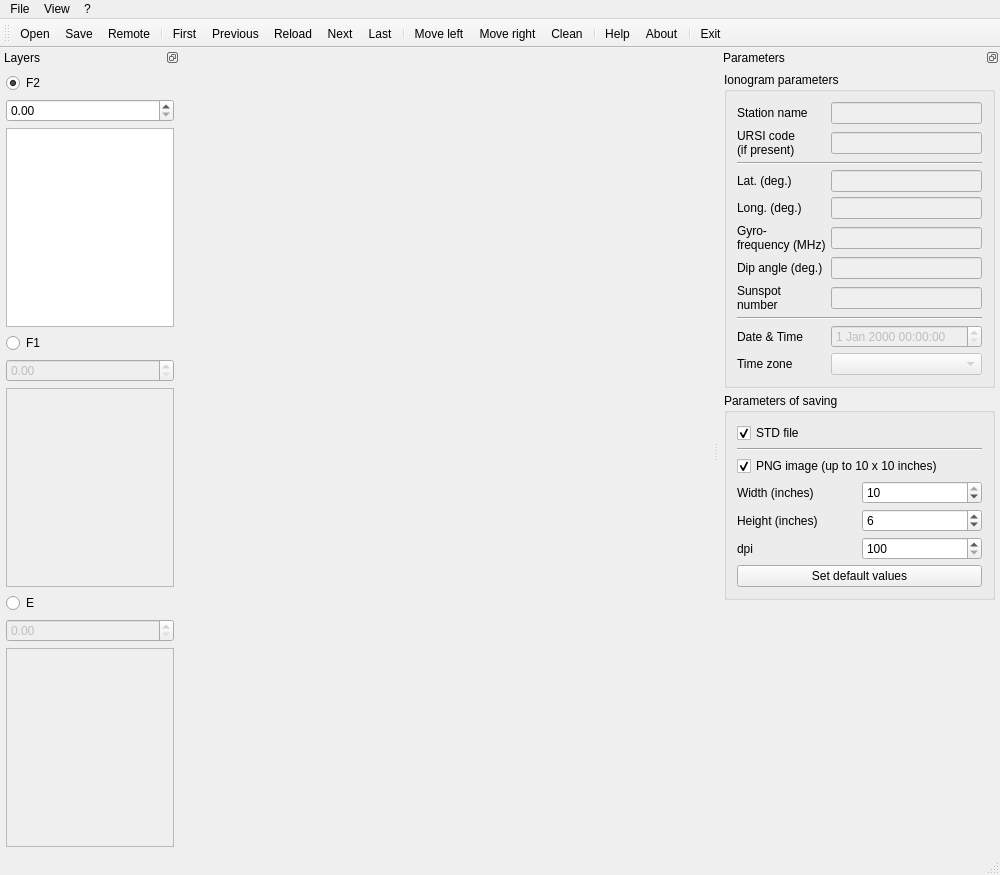
Old version of the form ui/MainWnd.ui in the repository Albom/IonogramViewer2.
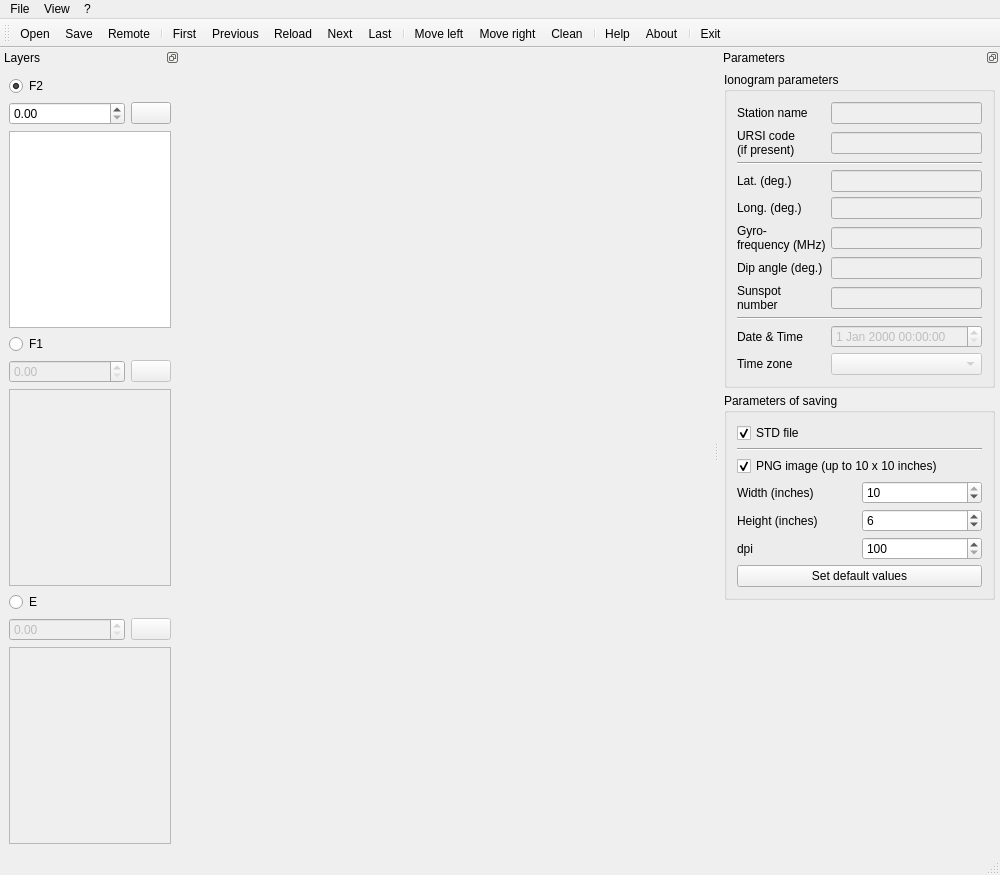
New version of the form. Icons and pictures are not drawn.

Patch:
```diff
--- a/ui/MainWnd.ui
+++ b/ui/MainWnd.ui
@@ -120,33 +120,23 @@
     <number>1</number>
    </attribute>
    <widget class="QWidget" name="dockWidgetContents">
-    <layout class="QVBoxLayout" name="verticalLayout_2">
-     <property name="leftMargin">
-      <number>6</number>
-     </property>
-     <property name="topMargin">
-      <number>6</number>
-     </property>
-     <property name="rightMargin">
-      <number>6</number>
-     </property>
-     <property name="bottomMargin">
-      <number>6</number>
-     </property>
-     <item>
-      <widget class="QRadioButton" name="radioButtonF2">
+    <layout class="QGridLayout" name="gridLayout_7">
+     <item row="0" column="0">
+      <layout class="QGridLayout" name="gridLayout_6">
+       <item row="7" column="0">
+        <widget class="QDoubleSpinBox" name="doubleSpinBoxE">
+         <property name="enabled">
+          <bool>false</bool>
+         </property>
        <property name="toolTip">
-        <string notr="true">The F2 trace data group</string>
-       </property>
-       <property name="text">
-        <string notr="true">F2</string>
-       </property>
-       <property name="checked">
-        <bool>true</bool>
+          <string>foE</string>
+         </property>
+         <property name="singleStep">
+          <double>0.010000000000000</double>
        </property>
       </widget>
      </item>
-     <item>
+       <item row="1" column="0">
       <widget class="QDoubleSpinBox" name="doubleSpinBoxF2">
        <property name="toolTip">
         <string>foF2</string>
@@ -156,7 +146,46 @@
        </property>
       </widget>
      </item>
-     <item>
+       <item row="4" column="0">
+        <widget class="QDoubleSpinBox" name="doubleSpinBoxF1">
+         <property name="enabled">
+          <bool>false</bool>
+         </property>
+         <property name="toolTip">
+          <string>foF1</string>
+         </property>
+         <property name="singleStep">
+          <double>0.010000000000000</double>
+         </property>
+        </widget>
+       </item>
+       <item row="1" column="1">
+        <widget class="QPushButton" name="buttonClearF2">
+         <property name="text">
+          <string notr="true"/>
+         </property>
+         <property name="icon">
+          <iconset>
+           <normaloff>images/icons8-close-16.png</normaloff>images/icons8-close-16.png</iconset>
+         </property>
+         <property name="iconSize">
+          <size>
+           <width>16</width>
+           <height>16</height>
+          </size>
+         </property>
+         <property name="autoDefault">
+          <bool>false</bool>
+         </property>
+         <property name="default">
+          <bool>false</bool>
+         </property>
+         <property name="flat">
+          <bool>false</bool>
+         </property>
+        </widget>
+       </item>
+       <item row="2" column="0" colspan="2">
       <widget class="QListWidget" name="listWidgetF2">
        <property name="enabled">
         <bool>true</bool>
@@ -170,7 +199,61 @@
        </property>
       </widget>
      </item>
-     <item>
+       <item row="5" column="0" colspan="2">
+        <widget class="QListWidget" name="listWidgetF1">
+         <property name="enabled">
+          <bool>false</bool>
+         </property>
+         <property name="toolTip">
+          <string notr="true">The trace points (f in MHz, h' in km)
+(Left-click)</string>
+         </property>
+         <property name="sortingEnabled">
+          <bool>true</bool>
+         </property>
+        </widget>
+       </item>
+       <item row="4" column="1">
+        <widget class="QPushButton" name="buttonClearF1">
+         <property name="enabled">
+          <bool>false</bool>
+         </property>
+         <property name="sizePolicy">
+          <sizepolicy hsizetype="Fixed" vsizetype="Fixed">
+           <horstretch>0</horstretch>
+           <verstretch>0</verstretch>
+          </sizepolicy>
+         </property>
+         <property name="text">
+          <string notr="true"/>
+         </property>
+         <property name="icon">
+          <iconset>
+           <normaloff>images/icons8-close-16.png</normaloff>images/icons8-close-16.png</iconset>
+         </property>
+         <property name="iconSize">
+          <size>
+           <width>16</width>
+           <height>16</height>
+          </size>
+         </property>
+        </widget>
+       </item>
+       <item row="8" column="0" colspan="2">
+        <widget class="QListWidget" name="listWidgetE">
+         <property name="enabled">
+          <bool>false</bool>
+         </property>
+         <property name="toolTip">
+          <string notr="true">The trace points (f in MHz, h' in km)
+(Left-click)</string>
+         </property>
+         <property name="sortingEnabled">
+          <bool>true</bool>
+         </property>
+        </widget>
+       </item>
+       <item row="3" column="0" colspan="2">
       <widget class="QRadioButton" name="radioButtonF1">
        <property name="toolTip">
         <string notr="true">The F1 trace data group</string>
@@ -180,34 +263,20 @@
        </property>
       </widget>
      </item>
-     <item>
-      <widget class="QDoubleSpinBox" name="doubleSpinBoxF1">
-       <property name="enabled">
-        <bool>false</bool>
-       </property>
+       <item row="0" column="0" colspan="2">
+        <widget class="QRadioButton" name="radioButtonF2">
        <property name="toolTip">
-        <string>foF1</string>
-       </property>
-       <property name="singleStep">
-        <double>0.010000000000000</double>
-       </property>
-      </widget>
-     </item>
-     <item>
-      <widget class="QListWidget" name="listWidgetF1">
-       <property name="enabled">
-        <bool>false</bool>
-       </property>
-       <property name="toolTip">
-        <string notr="true">The trace points (f in MHz, h' in km)
-(Left-click)</string>
-       </property>
-       <property name="sortingEnabled">
+          <string notr="true">The F2 trace data group</string>
+         </property>
+         <property name="text">
+          <string notr="true">F2</string>
+         </property>
+         <property name="checked">
         <bool>true</bool>
        </property>
       </widget>
      </item>
-     <item>
+       <item row="6" column="0" colspan="2">
       <widget class="QRadioButton" name="radioButtonE">
        <property name="toolTip">
         <string notr="true">The E trace data group</string>
@@ -220,32 +289,27 @@
        </property>
       </widget>
      </item>
-     <item>
-      <widget class="QDoubleSpinBox" name="doubleSpinBoxE">
+       <item row="7" column="1">
+        <widget class="QPushButton" name="buttonClearE">
        <property name="enabled">
         <bool>false</bool>
        </property>
-       <property name="toolTip">
-        <string>foE</string>
-       </property>
-       <property name="singleStep">
-        <double>0.010000000000000</double>
+         <property name="text">
+          <string/>
+         </property>
+         <property name="icon">
+          <iconset>
+           <normaloff>images/icons8-close-16.png</normaloff>images/icons8-close-16.png</iconset>
+         </property>
+         <property name="iconSize">
+          <size>
+           <width>16</width>
+           <height>16</height>
+          </size>
        </property>
       </widget>
      </item>
-     <item>
-      <widget class="QListWidget" name="listWidgetE">
-       <property name="enabled">
-        <bool>false</bool>
-       </property>
-       <property name="toolTip">
-        <string notr="true">The trace points (f in MHz, h' in km)
-(Left-click)</string>
-       </property>
-       <property name="sortingEnabled">
-        <bool>true</bool>
-       </property>
-      </widget>
+      </layout>
      </item>
     </layout>
    </widget>
```
Lines whose indentation alone changed are shown as unchanged.
